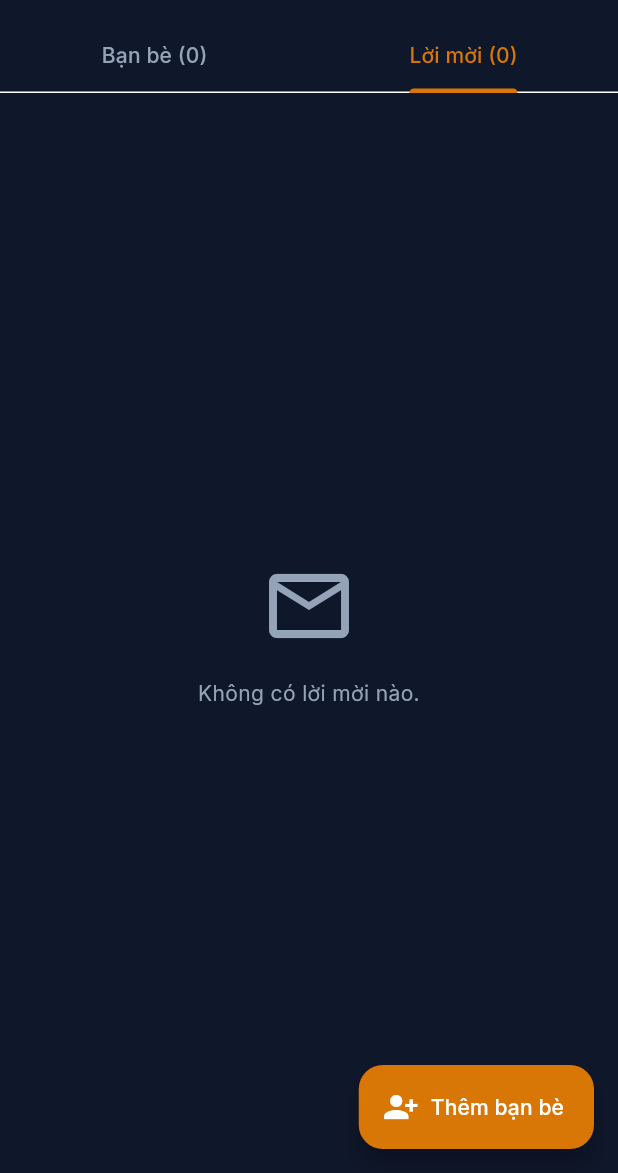
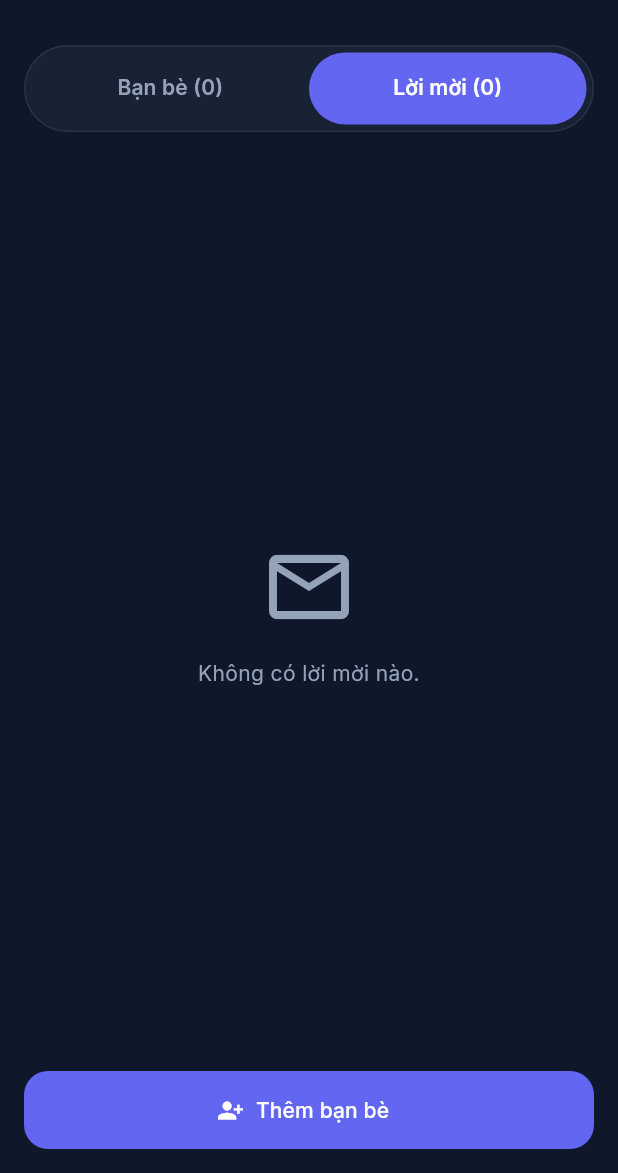
Before and after one commit to trangbo07/WakeLock_PRM393, a Flutter app: the FriendsPage screen opened directly, tab 2 chosen, on a phone screen of 412 x 824 dp, the part 63-1236 px from its top. Run offline on Flutter 3.47's test engine with Material 3 defaults, Android fonts, the phone set to English and light mode, and no system bars; our stand-ins replace app_links, cloud_firestore, equatable, file_picker, firebase_auth, firebase_core and 10 more; missing offline and left inert: android_alarm_manager_plus, android_intent_plus, flutter_foreground_task, flutter_overlay_window, mobile_scanner; accounts and stored records are empty.

Commit message:
feat: redesign Friends UI (pill tabs, indigo CTA, avatars, streak days)
Pill segmented tabs on the indigo accent, full-width Add Friend button, avatar photos (base64 or URL), and 'X ngày' + fire on the top-streak friend per the reference mockup. Sample seeder now uses pravatar avatars and de-dupes prior seed requests. Verified end-to-end on device: seed, friends list, accept request (4->5), search, and deep link (wakelock://add?u=trang -> Send Invite).

```diff
--- a/lib/features/friends/data/repositories/firestore_friends_repository.dart
+++ b/lib/features/friends/data/repositories/firestore_friends_repository.dart
@@ -76,6 +76,7 @@ class FirestoreFriendsRepository implements FriendsRepository {
         name: m['name'] as String? ?? '',
         username: m['username'] as String? ?? '',
         avatarBase64: m['avatarBase64'] as String?,
+        avatarUrl: m['avatarUrl'] as String?,
         streak: (m['streak'] as num?)?.toInt() ?? 0,
       );
 
@@ -85,6 +86,7 @@ class FirestoreFriendsRepository implements FriendsRepository {
         fromName: m['fromName'] as String? ?? '',
         fromUsername: m['fromUsername'] as String? ?? '',
         fromAvatarBase64: m['fromAvatarBase64'] as String?,
+        fromAvatarUrl: m['fromAvatarUrl'] as String?,
         message: m['message'] as String? ?? '',
       );
 
--- a/lib/features/friends/domain/entities/friend.dart
+++ b/lib/features/friends/domain/entities/friend.dart
@@ -7,6 +7,7 @@ class Friend extends Equatable {
     this.name = '',
     this.username = '',
     this.avatarBase64,
+    this.avatarUrl,
     this.streak = 0,
   });
 
@@ -14,10 +15,12 @@ class Friend extends Equatable {
   final String name;
   final String username;
   final String? avatarBase64;
+  final String? avatarUrl;
   final int streak;
 
   @override
-  List<Object?> get props => [uid, name, username, avatarBase64, streak];
+  List<Object?> get props =>
+      [uid, name, username, avatarBase64, avatarUrl, streak];
 }
 
 /// A pending incoming friend request (from `friend_requests`).
@@ -28,6 +31,7 @@ class FriendRequest extends Equatable {
     this.fromName = '',
     this.fromUsername = '',
     this.fromAvatarBase64,
+    this.fromAvatarUrl,
     this.message = '',
   });
 
@@ -36,9 +40,17 @@ class FriendRequest extends Equatable {
   final String fromName;
   final String fromUsername;
   final String? fromAvatarBase64;
+  final String? fromAvatarUrl;
   final String message;
 
   @override
-  List<Object?> get props =>
-      [id, fromUid, fromName, fromUsername, fromAvatarBase64, message];
+  List<Object?> get props => [
+        id,
+        fromUid,
+        fromName,
+        fromUsername,
+        fromAvatarBase64,
+        fromAvatarUrl,
+        message,
+      ];
 }
--- a/lib/features/friends/presentation/pages/friends_page.dart
+++ b/lib/features/friends/presentation/pages/friends_page.dart
@@ -15,8 +15,8 @@ import '../providers/friends_providers.dart';
 import 'add_friend_page.dart';
 import 'friend_profile_page.dart';
 
-/// Friends tab: friends list + incoming requests. Login required (guests see a
-/// prompt). Reachable actions: add friend, accept/reject requests, open profile.
+/// Friends tab: friends list + incoming requests. Pill tabs + a full-width
+/// "add friend" button, on the indigo accent. Login required (guests see a prompt).
 class FriendsPage extends ConsumerWidget {
   const FriendsPage({super.key});
 
@@ -31,28 +31,75 @@ class FriendsPage extends ConsumerWidget {
     return DefaultTabController(
       length: 2,
       child: Scaffold(
-        appBar: AppBar(
-          title: const Text('Bạn bè'),
-          bottom: TabBar(
-            tabs: [
-              Tab(text: 'Bạn bè (${friends.length})'),
-              Tab(text: 'Lời mời (${requests.length})'),
-            ],
+        appBar: AppBar(title: const Text('Bạn bè')),
+        body: Column(
+          children: [
+            _PillTabs(
+              labels: ['Bạn bè (${friends.length})', 'Lời mời (${requests.length})'],
             ),
-        ),
-        body: TabBarView(
+            Expanded(
+              child: TabBarView(
                 children: [
                   _FriendsList(friends: friends),
                   _RequestsList(requests: requests, user: user),
                 ],
               ),
-        floatingActionButton: FloatingActionButton.extended(
+            ),
+          ],
+        ),
+        bottomNavigationBar: SafeArea(
+          minimum: const EdgeInsets.fromLTRB(
+              AppSpacing.md, 0, AppSpacing.md, AppSpacing.md),
+          child: SizedBox(
+            width: double.infinity,
+            height: 52,
+            child: FilledButton.icon(
+              style: FilledButton.styleFrom(
+                backgroundColor: AppColors.accent,
+                foregroundColor: Colors.white,
+                shape: RoundedRectangleBorder(
+                    borderRadius: BorderRadius.circular(AppRadius.lg)),
+              ),
+              icon: const Icon(Icons.person_add_alt_1),
+              label: const Text('Thêm bạn bè'),
               onPressed: () => Navigator.of(context).push(
                 MaterialPageRoute<void>(builder: (_) => const AddFriendPage()),
               ),
-          icon: const Icon(Icons.person_add_alt_1),
-          label: const Text('Thêm bạn bè'),
             ),
+          ),
+        ),
+      ),
+    );
+  }
+}
+
+/// Segmented pill tab bar (selected tab = filled indigo pill).
+class _PillTabs extends StatelessWidget {
+  const _PillTabs({required this.labels});
+  final List<String> labels;
+
+  @override
+  Widget build(BuildContext context) {
+    return Container(
+      margin: const EdgeInsets.all(AppSpacing.md),
+      padding: const EdgeInsets.all(AppSpacing.xs),
+      decoration: BoxDecoration(
+        color: AppColors.surface,
+        borderRadius: BorderRadius.circular(AppRadius.pill),
+        border: Border.all(color: AppColors.border),
+      ),
+      child: TabBar(
+        indicator: BoxDecoration(
+          color: AppColors.accent,
+          borderRadius: BorderRadius.circular(AppRadius.pill),
+        ),
+        indicatorSize: TabBarIndicatorSize.tab,
+        dividerColor: Colors.transparent,
+        splashBorderRadius: BorderRadius.circular(AppRadius.pill),
+        labelColor: Colors.white,
+        unselectedLabelColor: AppColors.mutedForeground,
+        labelStyle: const TextStyle(fontWeight: FontWeight.w600),
+        tabs: labels.map((l) => Tab(text: l)).toList(),
       ),
     );
   }
@@ -110,36 +157,40 @@ class _FriendsList extends StatelessWidget {
           icon: Icons.group_outlined,
           text: 'Chưa có bạn bè.\nNhấn "Thêm bạn bè" để kết nối.');
     }
+    final maxStreak =
+        friends.fold<int>(0, (m, f) => f.streak > m ? f.streak : m);
     return ListView.separated(
-      padding: const EdgeInsets.symmetric(vertical: AppSpacing.sm),
+      padding: const EdgeInsets.only(bottom: AppSpacing.sm),
       itemCount: friends.length,
       separatorBuilder: (_, _) => const Divider(height: 1),
       itemBuilder: (_, i) {
         final f = friends[i];
+        final isTop = f.streak > 0 && f.streak == maxStreak;
         return ListTile(
           leading: CircleAvatar(
+            radius: 24,
             backgroundColor: AppColors.surfaceMuted,
-            backgroundImage: avatarImageProvider(base64Data: f.avatarBase64),
-            child: f.avatarBase64 == null
+            backgroundImage: avatarImageProvider(
+                base64Data: f.avatarBase64, url: f.avatarUrl),
+            child: (f.avatarBase64 == null && (f.avatarUrl ?? '').isEmpty)
                 ? Text(_initial(f.name.isEmpty ? f.username : f.name))
                 : null,
           ),
           title: Text(f.name.isEmpty ? '@${f.username}' : f.name),
           subtitle: f.username.isNotEmpty ? Text('@${f.username}') : null,
-          trailing: f.streak > 0
-              ? Row(
+          trailing: Row(
             mainAxisSize: MainAxisSize.min,
             children: [
-                    Text('${f.streak}',
-                        style: const TextStyle(
-                            color: AppColors.secondary,
-                            fontWeight: FontWeight.w600)),
-                    const SizedBox(width: 2),
-                    const Icon(Icons.local_fire_department,
-                        size: 18, color: AppColors.secondary),
+              Text('${f.streak} ngày',
+                  style: TextStyle(color: AppColors.mutedForeground)),
+              const SizedBox(width: 6),
+              Icon(
+                isTop ? Icons.local_fire_department : Icons.chevron_right,
+                size: 20,
+                color: isTop ? AppColors.secondary : AppColors.mutedForeground,
+              ),
             ],
-                )
-              : const Icon(Icons.chevron_right),
+          ),
           onTap: () => Navigator.of(context).push(
             MaterialPageRoute<void>(
                 builder: (_) => FriendProfilePage(uid: f.uid)),
@@ -163,17 +214,18 @@ class _RequestsList extends ConsumerWidget {
           icon: Icons.mail_outline, text: 'Không có lời mời nào.');
     }
     return ListView.separated(
-      padding: const EdgeInsets.symmetric(vertical: AppSpacing.sm),
+      padding: const EdgeInsets.only(bottom: AppSpacing.sm),
       itemCount: requests.length,
       separatorBuilder: (_, _) => const Divider(height: 1),
       itemBuilder: (_, i) {
         final r = requests[i];
         return ListTile(
           leading: CircleAvatar(
+            radius: 24,
             backgroundColor: AppColors.surfaceMuted,
-            backgroundImage:
-                avatarImageProvider(base64Data: r.fromAvatarBase64),
-            child: r.fromAvatarBase64 == null
+            backgroundImage: avatarImageProvider(
+                base64Data: r.fromAvatarBase64, url: r.fromAvatarUrl),
+            child: (r.fromAvatarBase64 == null && (r.fromAvatarUrl ?? '').isEmpty)
                 ? Text(_initial(r.fromName.isEmpty ? r.fromUsername : r.fromName))
                 : null,
           ),
@@ -183,7 +235,7 @@ class _RequestsList extends ConsumerWidget {
             mainAxisSize: MainAxisSize.min,
             children: [
               IconButton(
-                icon: const Icon(Icons.check_circle, color: AppColors.primary),
+                icon: const Icon(Icons.check_circle, color: AppColors.accent),
                 tooltip: 'Chấp nhận',
                 onPressed: () => _accept(ref, r),
               ),
```
Also changed, not shown: lib/core/dev/sample_data_seeder.dart (+27 -12 lines). Lines whose indentation alone changed are shown as unchanged.
